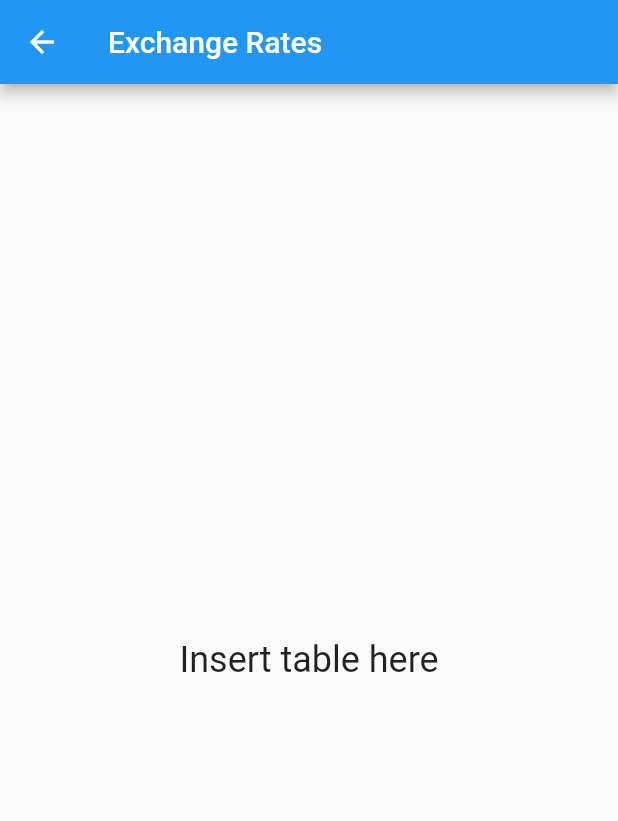
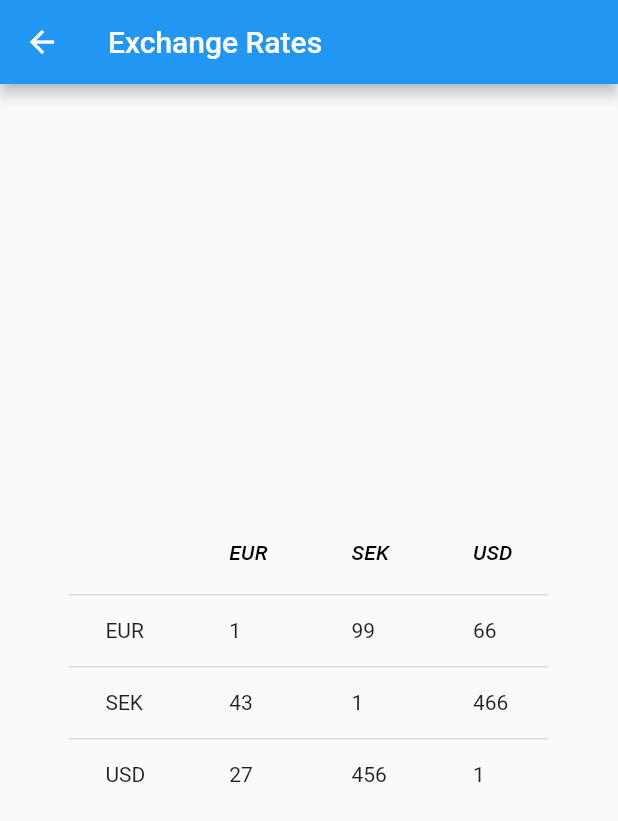
Before and after one commit to LostMikely/CurrencyConverter, a Flutter app: the screen it shows after launch, after a tap on the "table view" icon, on a phone screen of 412 x 824 dp. Shown: the top 821 px of the screen. Run offline on Flutter 3.47's test engine with Material 2 defaults, Android fonts, the phone set to English and light mode, and no system bars.

Commit message:
Table working ish

```diff
--- a/lib/main.dart
+++ b/lib/main.dart
@@ -45,14 +45,24 @@ class _MainAppPageState extends State<MainAppPage> {
   void updateToCurrency(Currency currency) =>
       setState(() => toCurrency = currency);
 
-  void onAmountChanged(String string) =>
-      setState(() => amount = double.tryParse(amountController.text.replaceAll(' ', '')) ?? 0.0);
+  void onAmountChanged(String string) => setState(() => amount =
+      double.tryParse(amountController.text.replaceAll(' ', '')) ?? 0.0);
 
-  double currencyConversion(Currency fromCurrency, Currency toCurrency, double amount) => (fromCurrency != null && toCurrency != null) ? ((amount * fromCurrency.rate) / toCurrency.rate) : 0.0;
+  double currencyConversion(
+          Currency fromCurrency, Currency toCurrency, double amount) =>
+      (fromCurrency != null && toCurrency != null)
+          ? ((amount * fromCurrency.rate) / toCurrency.rate)
+          : 0.0;
 
-  String getInputCurrencyName() => (fromCurrency != null) ? ' ' + fromCurrency.name : '';
-  String getResultCurrencyName() => (toCurrency != null) ? ' ' + toCurrency.name : '';
-  String getResultFormatted() => currencyConversion(fromCurrency, toCurrency, amount).toStringAsFixed(3) + getResultCurrencyName();
+  String getInputCurrencyName() =>
+      (fromCurrency != null) ? ' ' + fromCurrency.name : '';
+
+  String getResultCurrencyName() =>
+      (toCurrency != null) ? ' ' + toCurrency.name : '';
+
+  String getResultFormatted() =>
+      currencyConversion(fromCurrency, toCurrency, amount).toStringAsFixed(3) +
+      getResultCurrencyName();
 
   void openExchangeRatesPage(BuildContext context) {
     Navigator.push(context, MaterialPageRoute(
@@ -61,10 +71,68 @@ class _MainAppPageState extends State<MainAppPage> {
           appBar: AppBar(
             title: const Text('Exchange Rates'),
           ),
-          body: const Center(
-            child: Text(
-              'Insert table here',
-              style: TextStyle(fontSize: 24),
+          body: Center(
+            child: DataTable(
+              columns: const <DataColumn>[
+
+                DataColumn(
+                  label: Text(
+                    '  ',
+                    style: TextStyle(fontStyle: FontStyle.italic),
+                  ),
+                ),
+
+                DataColumn(
+                  label: Text(
+                    'EUR',
+                    style: TextStyle(fontStyle: FontStyle.italic),
+                  ),
+                ),
+
+                DataColumn(
+                  label: Text(
+                    'SEK',
+                    style: TextStyle(fontStyle: FontStyle.italic),
+                  ),
+                ),
+
+                DataColumn(
+                  label: Text(
+                    'USD',
+                    style: TextStyle(fontStyle: FontStyle.italic),
+                  ),
+                ),
+              ],
+              rows: const <DataRow>[
+
+
+                DataRow(
+                  cells: <DataCell>[
+                    DataCell(Text('EUR')),
+                    DataCell(Text('1')),
+                    DataCell(Text('99')),
+                    DataCell(Text('66')),
+                  ],
+                ),
+
+                DataRow(
+                  cells: <DataCell>[
+                    DataCell(Text('SEK')),
+                    DataCell(Text('43')),
+                    DataCell(Text('1')),
+                    DataCell(Text('466')),
+                  ],
+                ),
+                DataRow(
+
+                  cells: <DataCell>[
+                    DataCell(Text('USD')),
+                    DataCell(Text('27')),
+                    DataCell(Text('456')),
+                    DataCell(Text('1')),
+                  ],
+                ),
+              ],
             ),
           ),
         );
@@ -181,7 +249,15 @@ class _CurrencyDropdownState extends State<CurrencyDropdown> {
   static Currency curCny = Currency('CNY', 0.128277);
   static Currency curJpy = Currency('JPY', 0.00808749);
   static Currency curKrw = Currency('KRW', 0.000757060);
-  static List<Currency> currencies = [curEur, curSek, curUsd, curGbp, curCny, curJpy, curKrw];
+  static List<Currency> currencies = [
+    curEur,
+    curSek,
+    curUsd,
+    curGbp,
+    curCny,
+    curJpy,
+    curKrw
+  ];
   Currency selectedCurrency;
 
   _CurrencyDropdownState(
```
